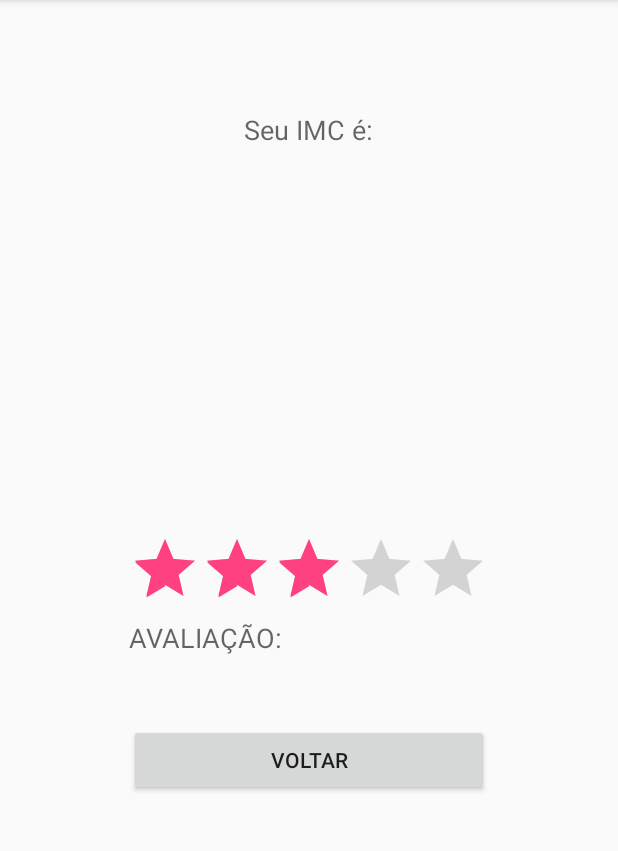
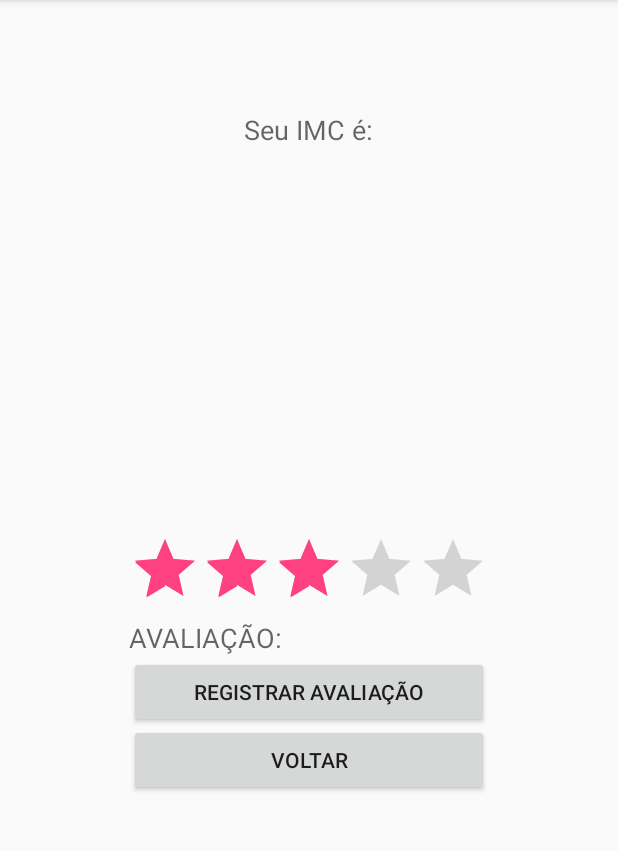
Before and after one commit to miltonrodriguesjr/MyIMC, an Android app: the ResultActivity screen opened directly, with no data from a screen before it, on a phone screen of 412 x 824 dp, the part 84-935 px from its top. Run offline under Robolectric (Android 15) with nearby library versions, the phone set to English and light mode, and no system bars; 2 statements that could not run were skipped.

Commit message:
add register rating

```diff
--- a/app/src/main/java/milton/myimc/ResultActivity.java
+++ b/app/src/main/java/milton/myimc/ResultActivity.java
@@ -1,6 +1,8 @@
 package milton.myimc;
 
+import android.content.Context;
 import android.content.Intent;
+import android.content.SharedPreferences;
 import android.os.Bundle;
 import android.support.v7.app.AppCompatActivity;
 import android.view.View;
@@ -13,6 +15,9 @@ public class ResultActivity extends AppCompatActivity {
     TextView tvResultado, tvImc, tvValorAvaliacao;
     Button buttonReturn;
     RatingBar ratingBar;
+    SharedPreferences sharedpreferences;
+    SharedPreferences.Editor shared;
+    String preference;
 
 
     @Override
@@ -26,6 +31,7 @@ public class ResultActivity extends AppCompatActivity {
         ratingBar = (RatingBar) findViewById(R.id.ratingBar);
         tvValorAvaliacao = (TextView) findViewById(R.id.tvValorAvaliacao);
 
+        loadShared();
         addListenerOnRatingBar();
         showResult();
 
@@ -63,6 +69,22 @@ public class ResultActivity extends AppCompatActivity {
         });
     }
 
+    public void registraAvaliacao(View view) {
+
+        shared = sharedpreferences.edit();
+        shared.putString("avaliacao", String.valueOf(tvValorAvaliacao.getText()));
+        shared.commit();
+    }
+
+    public void loadShared() {
+
+
+        sharedpreferences = getSharedPreferences(preference,
+                Context.MODE_PRIVATE);
+
+        tvValorAvaliacao.setText(sharedpreferences.getString("avaliacao", ""));
+    }
+
 //    public void addListenerOnButton() {
 //        ratingBar = (RatingBar) findViewById(R.id.ratingBar);
 //        btnSubmit = (Button) findViewById(R.id.btnSubmit);
--- a/app/src/main/res/layout/content_result_activity.xml
+++ b/app/src/main/res/layout/content_result_activity.xml
@@ -79,5 +79,17 @@
         android:text="@string/avalicao"
         android:textAppearance="?android:attr/textAppearanceMedium" />
 
+    <Button
+        android:id="@+id/button"
+        android:layout_width="wrap_content"
+        android:layout_height="wrap_content"
+        android:layout_alignEnd="@+id/buttonReturn"
+        android:layout_alignLeft="@+id/buttonReturn"
+        android:layout_alignRight="@+id/buttonReturn"
+        android:layout_alignStart="@+id/buttonReturn"
+        android:layout_below="@+id/tvValorAvaliacao"
+        android:onClick="registraAvaliacao"
+        android:text="@string/salvar" />
+
 
 </RelativeLayout>
--- a/app/src/main/res/values/strings.xml
+++ b/app/src/main/res/values/strings.xml
@@ -10,4 +10,5 @@
     <string name="resultado_imc">Seu IMC é:</string>
     <string name="voltar">VOLTAR</string>
     <string name="avalicao">AVALIAÇÃO:</string>
+    <string name="salvar">REGISTRAR AVALIAÇÃO</string>
 </resources>
```
